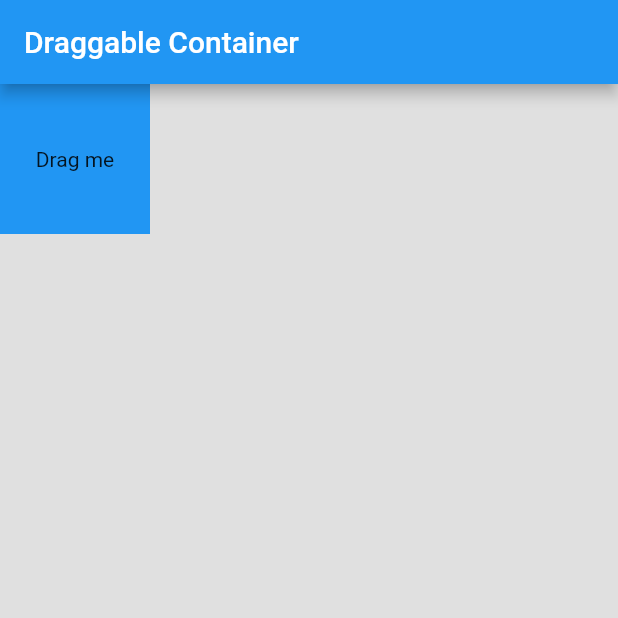
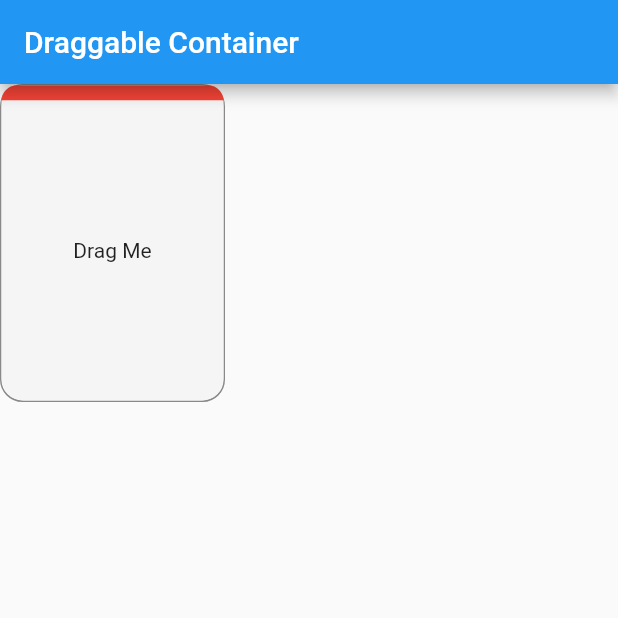
Before and after one commit to KrishnaKrinc/DrawSQL, a Flutter app: the screen it shows after launch, on a phone screen of 412 x 824 dp, the top half of it. Run offline on Flutter 3.47's test engine with Material 2 defaults, Android fonts, the phone set to English and light mode, and no system bars; our stand-ins replace get.

Commit message:
Updated Container Design

```diff
--- /dev/null
+++ b/lib/PageLayout/DragDropContainer/drag_drop_container_layout.dart
@@ -0,0 +1,71 @@
+import 'package:draw_sql_exp/controllers/dragdrop_container_controller.dart';
+import 'package:flutter/material.dart';
+import 'package:get/get.dart';
+
+class DragDropContainerLayout extends StatelessWidget {
+  DragDropContainerLayout({super.key});
+  final DragDropContainerController dragDropContainerController =
+      Get.put(DragDropContainerController());
+
+  @override
+  Widget build(BuildContext context) {
+    return Scaffold(
+      appBar: AppBar(title: const Text('Draggable Container')),
+      body: Stack(
+        children: [
+          Obx(
+            () => Positioned(
+              left: dragDropContainerController.containerPosition.value.dx,
+              top: dragDropContainerController.containerPosition.value.dy,
+              child: GestureDetector(
+                //To show Options and Editable Options
+                onTap: () => print('clicked'),
+                // When the user starts dragging the container.
+                onPanStart: (details) =>
+                    dragDropContainerController.onPanStart(details),
+                // When the user drags the container.
+                onPanUpdate: (details) =>
+                    dragDropContainerController.onPanUpdate(details),
+                child: Container(
+                  width: 150,
+                  decoration: BoxDecoration(
+                    border: Border.all(color: Colors.black45),
+                    borderRadius: BorderRadius.circular(15),
+                  ),
+                  child: Column(
+                    children: [
+                      Container(
+                        height: 10,
+                        decoration: const BoxDecoration(
+                          color: Colors.red,
+                          borderRadius: BorderRadius.only(
+                            topLeft: Radius.circular(15),
+                            topRight: Radius.circular(15),
+                          ),
+                        ),
+                      ),
+                      Container(
+                        height: 200,
+                        decoration: BoxDecoration(
+                          color: Colors.grey.shade100,
+                          border: const Border.symmetric(),
+                          borderRadius: const BorderRadius.only(
+                            bottomLeft: Radius.circular(15),
+                            bottomRight: Radius.circular(15),
+                          ),
+                        ),
+                        child: const Center(
+                          child: Text('Drag Me'),
+                        ),
+                      ),
+                    ],
+                  ),
+                ),
+              ),
+            ),
+          ),
+        ],
+      ),
+    );
+  }
+}
--- /dev/null
+++ b/lib/controllers/dragdrop_container_controller.dart
@@ -0,0 +1,17 @@
+import 'package:flutter/material.dart';
+import 'package:get/get.dart';
+
+class DragDropContainerController extends GetxController {
+  var containerPosition = const Offset(0, 0).obs;
+
+  final double dx = 75;
+  final double dy = 60;
+
+  void onPanStart(DragStartDetails details) {
+    containerPosition.value = details.globalPosition - Offset(dx, dy);
+  }
+
+  void onPanUpdate(DragUpdateDetails details) {
+    containerPosition.value = details.globalPosition - Offset(dx, dy);
+  }
+}
--- a/lib/main.dart
+++ b/lib/main.dart
@@ -1,70 +1,18 @@
+import 'package:draw_sql_exp/pages/dragdropcontainer.dart';
 import 'package:flutter/material.dart';
+import 'package:get/get.dart';
 
 void main() {
-  runApp(MyApp());
+  runApp(const MyApp());
 }
 
 class MyApp extends StatelessWidget {
+  const MyApp({super.key});
+
   @override
   Widget build(BuildContext context) {
-    return MaterialApp(
+    return const GetMaterialApp(
       home: DragDropContainer(),
     );
   }
 }
-
-class DragDropContainer extends StatefulWidget {
-  @override
-  DragDropContainerState createState() => DragDropContainerState();
-}
-
-class DragDropContainerState extends State<DragDropContainer> {
-  // Variable to store the position of the container.
-  Offset _containerPosition = const Offset(0, 0);
-
-  @override
-  Widget build(BuildContext context) {
-    return Scaffold(
-      appBar: AppBar(title: const Text('Draggable Container')),
-      body: Stack(
-        children: [
-          // Background, you can add other widgets here as per your requirements.
-          // For simplicity, we'll use an empty Container.
-          Container(color: Colors.grey[300]),
-
-          // Positioned widget to control the position of the draggable container.
-          Positioned(
-            left: _containerPosition.dx,
-            top: _containerPosition.dy,
-            child: GestureDetector(
-              // When the user starts dragging the container.
-              onPanStart: (details) {
-                setState(() {
-                  _containerPosition =
-                      details.globalPosition - const Offset(50, 50);
-                });
-              },
-              // When the user drags the container.
-              onPanUpdate: (details) {
-                setState(() {
-                  _containerPosition =
-                      details.globalPosition - const Offset(50, 50);
-                });
-              },
-              // When the user drops the container.
-              onPanEnd: (details) {
-                // No need for any random position; the container will stay at the released position.
-              },
-              child: Container(
-                width: 100,
-                height: 100,
-                color: Colors.blue,
-                child: const Center(child: Text('Drag me')),
-              ),
-            ),
-          ),
-        ],
-      ),
-    );
-  }
-}
--- /dev/null
+++ b/lib/pages/dragdropcontainer.dart
@@ -0,0 +1,11 @@
+import 'package:draw_sql_exp/PageLayout/DragDropContainer/drag_drop_container_layout.dart';
+import 'package:flutter/material.dart';
+
+class DragDropContainer extends StatelessWidget {
+  const DragDropContainer({super.key});
+
+  @override
+  Widget build(BuildContext context) {
+    return DragDropContainerLayout();
+  }
+}
--- a/pubspec.yaml
+++ b/pubspec.yaml
@@ -10,6 +10,7 @@ dependencies:
   draggable_widget: ^2.0.0
   flutter:
     sdk: flutter
+  get: ^4.6.5
 
 
 dev_dependencies:
```
Also changed, not shown: pubspec.lock.
